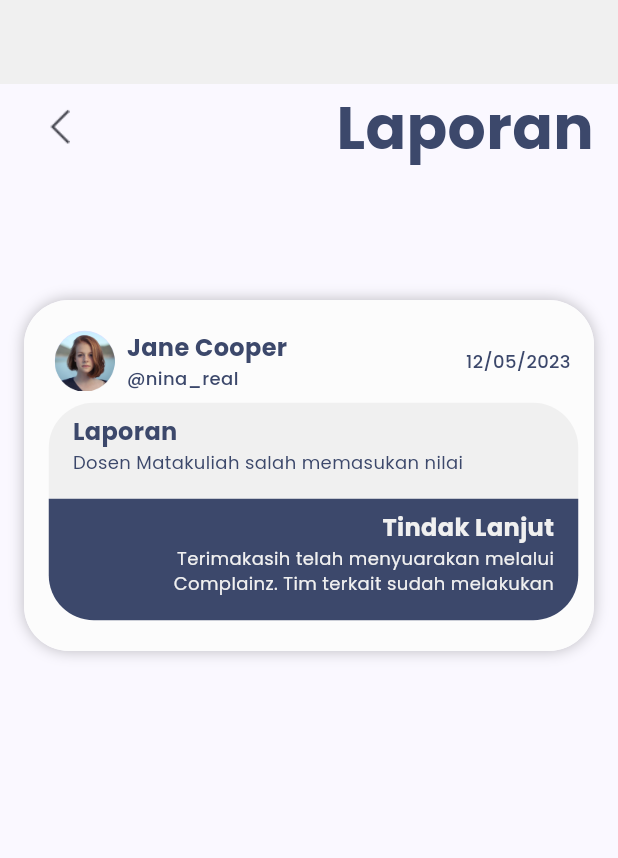
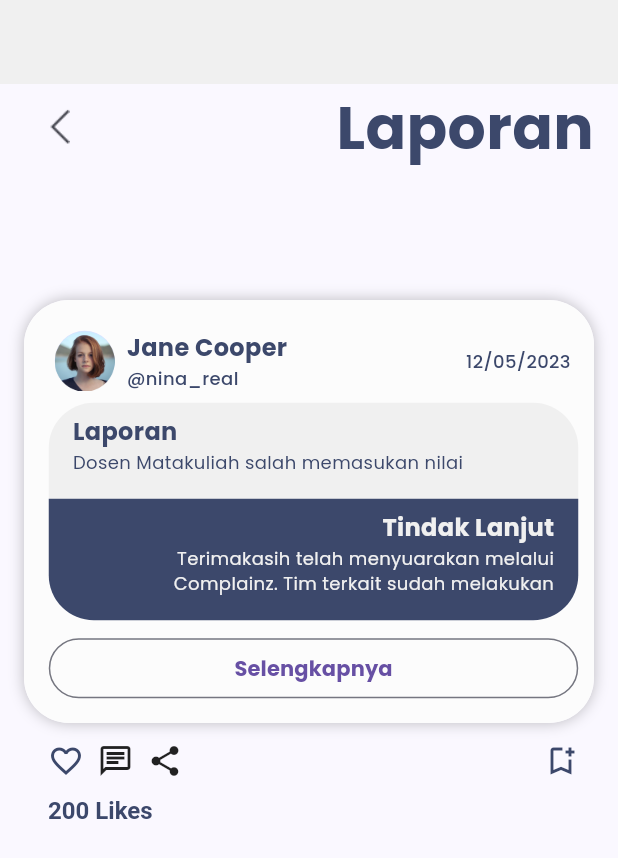
Before and after one commit to Capstone-Alta-19/flutter-ecomplaint, a Flutter app: the screen it shows after launch, on a phone screen of 412 x 824 dp. Shown: the top 858 px of the screen. Run offline on Flutter 3.47's test engine with Material 2 defaults, Android fonts, the phone set to English and light mode, and no system bars; drawn by our look-alikes of like_button; our stand-ins replace introduction_screen.

Commit message:
update isi berita laporan page
add button selenkapnya dan button like komen share

```diff
--- a/lib/screen/isi_berita_laporan_page.dart
+++ b/lib/screen/isi_berita_laporan_page.dart
@@ -1,8 +1,10 @@
 import 'package:flutter/material.dart';
+import 'package:flutter_ecomplaint/config/colors.dart';
 import 'package:flutter_ecomplaint/widget/custom_card.dart';
 import 'package:flutter_ecomplaint/widget/isi_laporan_item.dart';
 import 'package:flutter_ecomplaint/widget/profile_card.dart';
 import 'package:flutter_ecomplaint/widget/segment_title.dart';
+import 'package:like_button/like_button.dart';
 
 class IsiBeritaLaporanPage extends StatefulWidget {
   const IsiBeritaLaporanPage({super.key});
@@ -40,15 +42,92 @@ class _IsiBeritaLaporanPageState extends State<IsiBeritaLaporanPage> {
                       bottom: 12.5,
                     ),
                     child: Column(
-                      children: const [
-                        ProfileCard(),
-                        SizedBox(height: 8),
-                        IsiLaporanItem(),
-                        SizedBox(height: 8),
+                      children: [
+                        const ProfileCard(),
+                        const SizedBox(height: 8),
+                        const IsiLaporanItem(),
+                        const SizedBox(height: 8),
+                        OutlinedButton(
+                          style: const ButtonStyle(fixedSize: MaterialStatePropertyAll(Size(double.maxFinite, 40))),
+                          onPressed: () {},
+                          child: const Text(
+                              style: TextStyle(
+                                fontSize: 14,
+                                fontWeight: FontWeight.w700,
+                                color: AppColors.fontsecondary,
+                              ),
+                              "Selengkapnya"),
+                        ),
                       ],
                     ),
                   )),
-                )
+                ),
+                const SizedBox(height: 13.0),
+                Padding(
+                    padding: const EdgeInsets.only(left: 32, right: 26),
+                    child: Column(
+                      crossAxisAlignment: CrossAxisAlignment.start,
+                      children: [
+                        Row(
+                          mainAxisAlignment: MainAxisAlignment.spaceBetween,
+                          children: [
+                            SizedBox(
+                              width: 90,
+                              child: Row(
+                                mainAxisAlignment: MainAxisAlignment.spaceBetween,
+                                children: [
+                                  LikeButton(
+                                    size: 24,
+                                    circleColor: const CircleColor(start: Colors.redAccent, end: Colors.redAccent),
+                                    bubblesColor: const BubblesColor(
+                                      dotPrimaryColor: Colors.redAccent,
+                                      dotSecondaryColor: Colors.redAccent,
+                                    ),
+                                    likeBuilder: (bool isLiked) {
+                                      return Icon(
+                                        isLiked ? Icons.favorite : Icons.favorite_outline,
+                                        color: isLiked ? Colors.redAccent : AppColors.primary,
+                                        size: 24,
+                                      );
+                                    },
+                                  ),
+                                  GestureDetector(
+                                    child: Icon(size: 24, Icons.chat_outlined),
+                                    onTap: () {},
+                                  ),
+                                  GestureDetector(
+                                    child: Icon(size: 24, Icons.share),
+                                    onTap: () {},
+                                  ),
+                                ],
+                              ),
+                            ),
+                            LikeButton(
+                              size: 24,
+                              circleColor: const CircleColor(start: AppColors.primary, end: AppColors.primary),
+                              bubblesColor: const BubblesColor(
+                                dotPrimaryColor: AppColors.primary,
+                                dotSecondaryColor: AppColors.primary,
+                              ),
+                              likeBuilder: (bool isBookmark) {
+                                return Icon(
+                                  isBookmark ? Icons.bookmark : Icons.bookmark_add_outlined,
+                                  color: isBookmark ? AppColors.primary : AppColors.primary,
+                                  size: 24,
+                                );
+                              },
+                            ),
+                          ],
+                        ),
+                        SizedBox(height: 12),
+                        RichText(
+                          text: const TextSpan(children: [
+                            TextSpan(style: TextStyle(fontSize: 16, fontWeight: FontWeight.w700, color: AppColors.font), text: "200 "),
+                            TextSpan(style: TextStyle(fontSize: 16, fontWeight: FontWeight.w700, color: AppColors.font), text: "Likes"),
+                          ]),
+                        )
+                      ],
+                    )),
               ],
             ),
           ),
--- a/pubspec.yaml
+++ b/pubspec.yaml
@@ -40,6 +40,7 @@ dependencies:
   http: ^0.13.6
   provider: ^6.0.5
   shared_preferences: ^2.1.1
+  like_button: ^2.0.5
 
 
 dev_dependencies:
```
Also changed, not shown: pubspec.lock.
